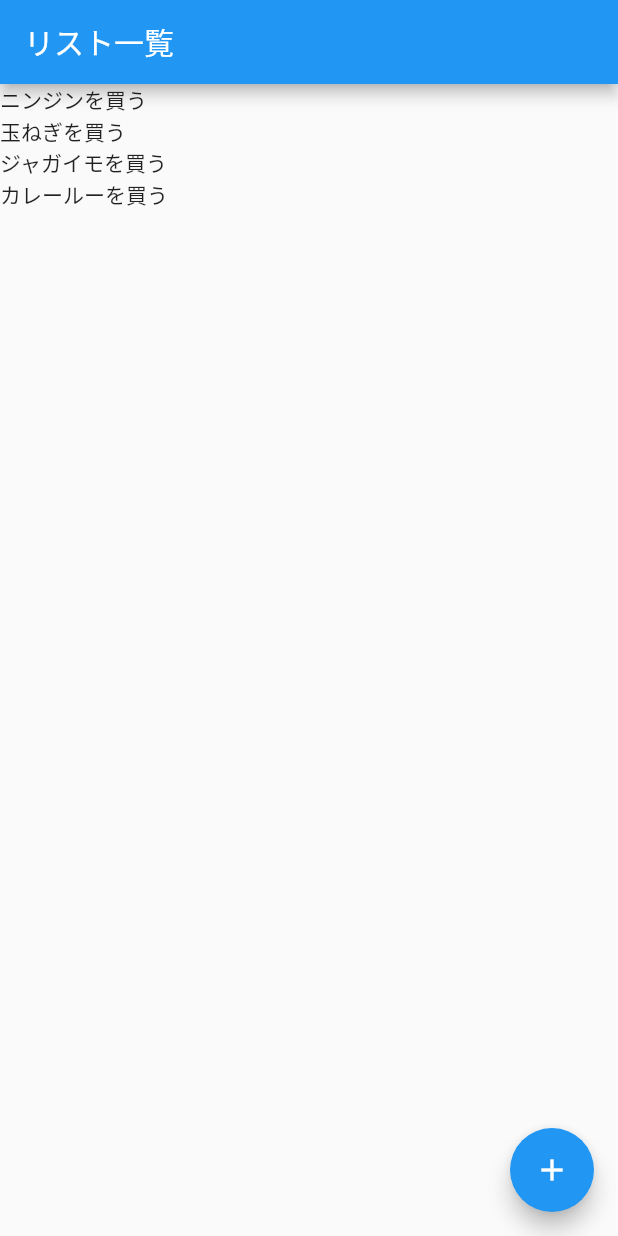
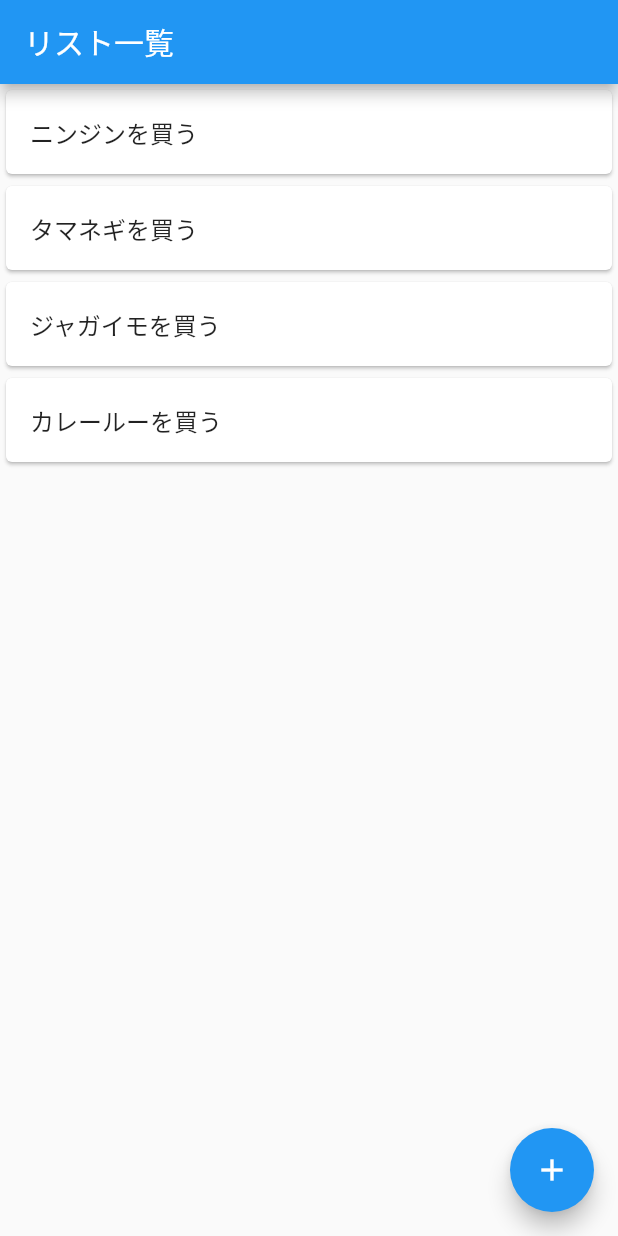
Before and after one commit to ryuimoto/todo-practice, a Flutter app: the screen it shows after launch, on a phone screen of 412 x 824 dp. Run offline on Flutter 3.47's test engine with Material 2 defaults, Android fonts, the phone set to English and light mode, and no system bars.

Commit message:
edit view

```diff
--- a/lib/main.dart
+++ b/lib/main.dart
@@ -30,10 +30,26 @@ class TodoListPage extends StatelessWidget {
       ),
       body: ListView(
         children: <Widget>[
-          Text('ニンジンを買う'),
-          Text('玉ねぎを買う'),
-          Text('ジャガイモを買う'),
-          Text('カレールーを買う'),
+          Card(
+            child: ListTile(
+              title: Text('ニンジンを買う'),
+            ),
+          ),
+          Card(
+            child: ListTile(
+              title: Text('タマネギを買う'),
+            ),
+          ),
+          Card(
+            child: ListTile(
+              title: Text('ジャガイモを買う'),
+            ),
+          ),
+          Card(
+            child: ListTile(
+              title: Text('カレールーを買う'),
+            ),
+          ),
         ],
       ),
       floatingActionButton: FloatingActionButton(
```
